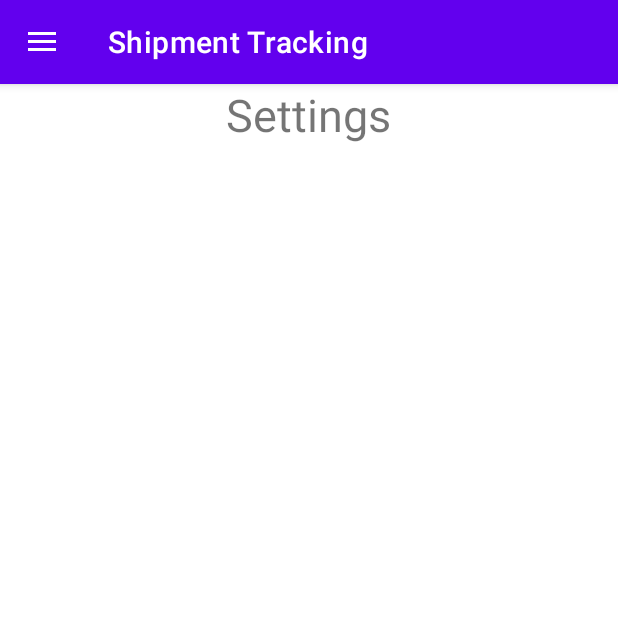
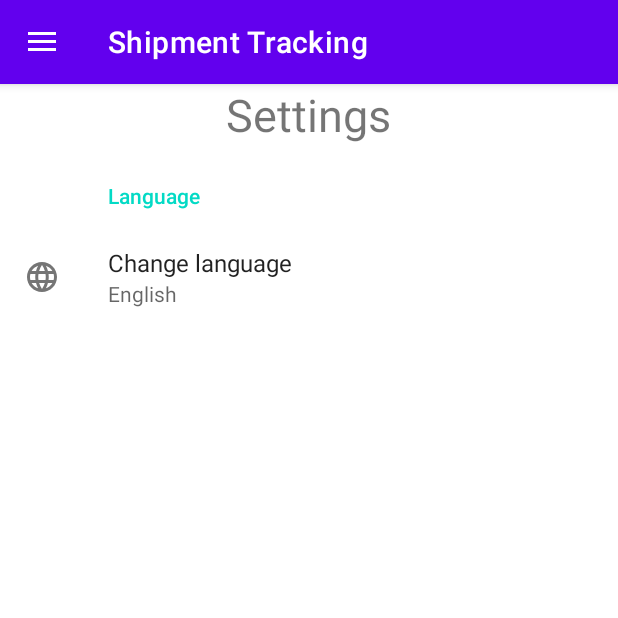
Before and after one commit to d-roduit/ShipmentTracking, an Android app: the screen it shows after launch (SettingsActivity), in the side drawer, after a tap on "Settings", on a phone screen of 412 x 824 dp, the top half of it. Run offline under Robolectric (Android 15) with nearby library versions, the phone set to English and light mode, and no system bars; our stand-ins replace androidx.preference.

Commit message:
Add translation feature with settings page

```diff
--- a/app/build.gradle
+++ b/app/build.gradle
@@ -35,10 +35,11 @@ android {
 }
 
 dependencies {
-    implementation 'androidx.activity:activity:1.2.0'
-    implementation 'androidx.fragment:fragment:1.3.0'
+    implementation 'androidx.activity:activity:1.2.1'
+    implementation 'androidx.fragment:fragment:1.3.1'
     implementation 'androidx.room:room-runtime:2.2.6'
     annotationProcessor 'androidx.room:room-compiler:2.2.6'
+    implementation 'androidx.preference:preference:1.1.1'
     implementation 'androidx.appcompat:appcompat:1.2.0'
     implementation 'com.google.android.material:material:1.3.0'
     implementation 'androidx.constraintlayout:constraintlayout:2.0.4'
--- a/app/src/main/java/ch/dc/shipment_tracking_app/AboutUsActivity.java
+++ b/app/src/main/java/ch/dc/shipment_tracking_app/AboutUsActivity.java
@@ -12,7 +12,7 @@ import android.view.MenuItem;
 
 import com.google.android.material.navigation.NavigationView;
 
-public class AboutUsActivity extends AppCompatActivity implements NavigationView.OnNavigationItemSelectedListener{
+public class AboutUsActivity extends BaseActivity implements NavigationView.OnNavigationItemSelectedListener{
 
     private DrawerLayout drawer;
 
--- /dev/null
+++ b/app/src/main/java/ch/dc/shipment_tracking_app/BaseActivity.java
@@ -0,0 +1,37 @@
+package ch.dc.shipment_tracking_app;
+
+import android.content.Context;
+import android.os.Bundle;
+
+import androidx.appcompat.app.AppCompatActivity;
+
+import ch.dc.shipment_tracking_app.internationalization.LocaleHelper;
+
+public abstract class BaseActivity extends AppCompatActivity {
+
+    private String initialLocale;
+
+    @Override
+    protected void onCreate(Bundle savedInstanceState) {
+        super.onCreate(savedInstanceState);
+        initialLocale = LocaleHelper.getLocaleFromSharedPreference(getBaseContext());
+    }
+
+
+    @Override
+    protected void attachBaseContext(Context baseContext) {
+        String locale = LocaleHelper.getLocaleFromSharedPreference(baseContext);
+        Context newContext = LocaleHelper.changeLocale(baseContext, locale);
+        super.attachBaseContext(newContext);
+    }
+
+    @Override
+    protected void onResume() {
+        super.onResume();
+        String localeFromSharedPreference = LocaleHelper.getLocaleFromSharedPreference(getBaseContext());
+
+        if (initialLocale != null && !initialLocale.equals(localeFromSharedPreference)) {
+            recreate();
+        }
+    }
+}
--- a/app/src/main/java/ch/dc/shipment_tracking_app/ClientMainActivity.java
+++ b/app/src/main/java/ch/dc/shipment_tracking_app/ClientMainActivity.java
@@ -5,7 +5,7 @@ import androidx.appcompat.app.AppCompatActivity;
 import android.os.Bundle;
 import android.view.View;
 
-public class ClientMainActivity extends AppCompatActivity {
+public class ClientMainActivity extends BaseActivity {
 
     @Override
     protected void onCreate(Bundle savedInstanceState) {
--- a/app/src/main/java/ch/dc/shipment_tracking_app/ClientSendPackageActivity.java
+++ b/app/src/main/java/ch/dc/shipment_tracking_app/ClientSendPackageActivity.java
@@ -24,7 +24,7 @@ import com.google.android.material.textfield.TextInputLayout;
 import ch.dc.shipment_tracking_app.location.LocationManageable;
 import ch.dc.shipment_tracking_app.location.LocationManager;
 
-public class ClientSendPackageActivity extends AppCompatActivity implements LocationManageable {
+public class ClientSendPackageActivity extends BaseActivity implements LocationManageable {
 
     // Constants
     private static final String REQUESTING_LOCATION_UPDATES_KEY = "REQUESTING_LOCATION_UPDATES_KEY";
--- a/app/src/main/java/ch/dc/shipment_tracking_app/MainActivity.java
+++ b/app/src/main/java/ch/dc/shipment_tracking_app/MainActivity.java
@@ -15,7 +15,7 @@ import androidx.drawerlayout.widget.DrawerLayout;
 
 import com.google.android.material.navigation.NavigationView;
 
-public class MainActivity extends AppCompatActivity implements NavigationView.OnNavigationItemSelectedListener {
+public class MainActivity extends BaseActivity implements NavigationView.OnNavigationItemSelectedListener {
 
     private DrawerLayout drawer;
 
--- /dev/null
+++ b/app/src/main/java/ch/dc/shipment_tracking_app/PreferenceFragment.java
@@ -0,0 +1,39 @@
+package ch.dc.shipment_tracking_app;
+
+import android.content.Context;
+import android.content.SharedPreferences;
+import android.os.Bundle;
+
+import androidx.preference.PreferenceFragmentCompat;
+
+import ch.dc.shipment_tracking_app.internationalization.LocaleHelper;
+
+public class PreferenceFragment extends PreferenceFragmentCompat implements SharedPreferences.OnSharedPreferenceChangeListener {
+
+    @Override
+    public void onCreatePreferences(Bundle savedInstanceState, String rootKey) {
+        setPreferencesFromResource(R.xml.activity_preference, rootKey);
+    }
+
+    @Override
+    public void onSharedPreferenceChanged(SharedPreferences sharedPreferences, String key) {
+        if (key.equals(getString(R.string.preference_language_key))) {
+            Context activityContext = getActivity().getBaseContext();
+            String localeFromSharedPreference = LocaleHelper.getLocaleFromSharedPreference(activityContext);
+            LocaleHelper.changeLocale(activityContext, localeFromSharedPreference);
+            getActivity().recreate(); // Necessary here because this Activity is currently running and thus a recreate() in onResume() would be too late
+        }
+    }
+
+    @Override
+    public void onResume() {
+        super.onResume();
+        getPreferenceScreen().getSharedPreferences().registerOnSharedPreferenceChangeListener(this);
+    }
+
+    @Override
+    public void onPause() {
+        super.onPause();
+        getPreferenceScreen().getSharedPreferences().unregisterOnSharedPreferenceChangeListener(this);
+    }
+}
--- a/app/src/main/java/ch/dc/shipment_tracking_app/SettingsActivity.java
+++ b/app/src/main/java/ch/dc/shipment_tracking_app/SettingsActivity.java
@@ -1,4 +1,7 @@
 package ch.dc.shipment_tracking_app;
+
+import android.os.Bundle;
+import android.view.MenuItem;
 
 import androidx.annotation.NonNull;
 import androidx.appcompat.app.ActionBarDrawerToggle;
@@ -7,12 +10,9 @@ import androidx.appcompat.widget.Toolbar;
 import androidx.core.view.GravityCompat;
 import androidx.drawerlayout.widget.DrawerLayout;
 
-import android.os.Bundle;
-import android.view.MenuItem;
-
 import com.google.android.material.navigation.NavigationView;
 
-public class SettingsActivity extends AppCompatActivity implements NavigationView.OnNavigationItemSelectedListener {
+public class SettingsActivity extends BaseActivity implements NavigationView.OnNavigationItemSelectedListener {
 
     private DrawerLayout drawer;
 
@@ -20,6 +20,11 @@ public class SettingsActivity extends AppCompatActivity implements NavigationVie
     protected void onCreate(Bundle savedInstanceState) {
         super.onCreate(savedInstanceState);
         setContentView(R.layout.activity_settings);
+
+        getSupportFragmentManager()
+                .beginTransaction()
+                .replace(R.id.preference_fragment_container, new PreferenceFragment())
+                .commit();
 
         //Make our toolbar as the action bar.
         Toolbar toolbar = findViewById(R.id.toolbar);
@@ -35,7 +40,6 @@ public class SettingsActivity extends AppCompatActivity implements NavigationVie
                 R.string.navigation_drawer_open, R.string.navigation_drawer_close);
         drawer.addDrawerListener(toggle);
         toggle.syncState();
-
     }
 
     @Override
--- /dev/null
+++ b/app/src/main/java/ch/dc/shipment_tracking_app/internationalization/LocaleHelper.java
@@ -0,0 +1,42 @@
+package ch.dc.shipment_tracking_app.internationalization;
+
+import android.content.Context;
+import android.content.ContextWrapper;
+import android.content.SharedPreferences;
+import android.content.res.Configuration;
+import android.content.res.Resources;
+import android.os.LocaleList;
+
+import androidx.preference.PreferenceManager;
+
+import java.util.Locale;
+
+import ch.dc.shipment_tracking_app.R;
+
+public class LocaleHelper {
+
+    public static ContextWrapper changeLocale(Context context, String languageCode) {
+        Resources resources = context.getResources();
+        Configuration config = resources.getConfiguration();
+        Context newContext = context;
+
+        if (!languageCode.equals("")) {
+            Locale locale = new Locale(languageCode);
+            LocaleList localeList = new LocaleList(locale);
+            Locale.setDefault(locale);
+            config.setLocale(locale);
+            config.setLocales(localeList);
+            config.setLayoutDirection(locale);
+            newContext = context.createConfigurationContext(config);
+        }
+
+        return new ContextWrapper(newContext);
+    }
+
+    public static String getLocaleFromSharedPreference(Context context) {
+        String languagePreferenceDefaultValue = context.getString(R.string.preference_language_english_value);
+        String languagePreferenceKey = context.getString(R.string.preference_language_key);
+        SharedPreferences sharedPreferences = PreferenceManager.getDefaultSharedPreferences(context);
+        return sharedPreferences.getString(languagePreferenceKey, languagePreferenceDefaultValue);
+    }
+}
--- /dev/null
+++ b/app/src/main/res/drawable/ic_language.xml
@@ -0,0 +1,5 @@
+<vector android:height="24dp" android:tint="#757575"
+    android:viewportHeight="24" android:viewportWidth="24"
+    android:width="24dp" xmlns:android="http://schemas.android.com/apk/res/android">
+    <path android:fillColor="@android:color/white" android:pathData="M11.99,2C6.47,2 2,6.48 2,12s4.47,10 9.99,10C17.52,22 22,17.52 22,12S17.52,2 11.99,2zM18.92,8h-2.95c-0.32,-1.25 -0.78,-2.45 -1.38,-3.56 1.84,0.63 3.37,1.91 4.33,3.56zM12,4.04c0.83,1.2 1.48,2.53 1.91,3.96h-3.82c0.43,-1.43 1.08,-2.76 1.91,-3.96zM4.26,14C4.1,13.36 4,12.69 4,12s0.1,-1.36 0.26,-2h3.38c-0.08,0.66 -0.14,1.32 -0.14,2 0,0.68 0.06,1.34 0.14,2L4.26,14zM5.08,16h2.95c0.32,1.25 0.78,2.45 1.38,3.56 -1.84,-0.63 -3.37,-1.9 -4.33,-3.56zM8.03,8L5.08,8c0.96,-1.66 2.49,-2.93 4.33,-3.56C8.81,5.55 8.35,6.75 8.03,8zM12,19.96c-0.83,-1.2 -1.48,-2.53 -1.91,-3.96h3.82c-0.43,1.43 -1.08,2.76 -1.91,3.96zM14.34,14L9.66,14c-0.09,-0.66 -0.16,-1.32 -0.16,-2 0,-0.68 0.07,-1.35 0.16,-2h4.68c0.09,0.65 0.16,1.32 0.16,2 0,0.68 -0.07,1.34 -0.16,2zM14.59,19.56c0.6,-1.11 1.06,-2.31 1.38,-3.56h2.95c-0.96,1.65 -2.49,2.93 -4.33,3.56zM16.36,14c0.08,-0.66 0.14,-1.32 0.14,-2 0,-0.68 -0.06,-1.34 -0.14,-2h3.38c0.16,0.64 0.26,1.31 0.26,2s-0.1,1.36 -0.26,2h-3.38z"/>
+</vector>
--- a/app/src/main/res/layout/activity_settings.xml
+++ b/app/src/main/res/layout/activity_settings.xml
@@ -21,6 +21,13 @@
             android:layout_gravity="center"
             android:text="@string/settings"
             android:textSize="30sp" />
+
+        <LinearLayout
+            android:id="@+id/preference_fragment_container"
+            android:layout_width="wrap_content"
+            android:layout_height="wrap_content"
+            android:orientation="vertical" />
+
     </LinearLayout>
 
     <include
--- a/app/src/main/res/menu/drawer_menu.xml
+++ b/app/src/main/res/menu/drawer_menu.xml
@@ -8,7 +8,7 @@
             android:icon="@drawable/ic_home"
             android:title="@string/home" />
         <item android:id="@+id/nav_settings"
-            android:icon="@drawable/ic_settings"
+            android:icon="@drawable/ic_preference"
             android:title="@string/settings" />
         <item android:id="@+id/nav_about_us"
             android:icon="@drawable/ic_about_us"
--- /dev/null
+++ b/app/src/main/res/values/preferences.xml
@@ -0,0 +1,18 @@
+<?xml version="1.0" encoding="utf-8"?>
+<resources>
+    <string name="preference_language_key" translatable="false">language</string>
+    <string name="preference_language_english" translatable="false">English</string>
+    <string name="preference_language_french" translatable="false">Français</string>
+    <string name="preference_language_english_value" translatable="false">en</string>
+    <string name="preference_language_french_value" translatable="false">fr</string>
+
+    <string-array name="language_entries">
+        <item>@string/preference_language_english</item>
+        <item>@string/preference_language_french</item>
+    </string-array>
+
+    <string-array name="language_entry_values">
+        <item>@string/preference_language_english_value</item>
+        <item>@string/preference_language_french_value</item>
+    </string-array>
+</resources>
--- a/app/src/main/res/values/strings.xml
+++ b/app/src/main/res/values/strings.xml
@@ -30,4 +30,6 @@
         <item>A</item>
         <item>B</item>
     </string-array>
+    <string name="preference_language_category_title">Language</string>
+    <string name="preference_language_dropdown_title">Change language</string>
 </resources>
--- /dev/null
+++ b/app/src/main/res/xml/activity_preference.xml
@@ -0,0 +1,19 @@
+<?xml version="1.0" encoding="utf-8"?>
+<PreferenceScreen xmlns:app="http://schemas.android.com/apk/res-auto">
+
+    <PreferenceCategory
+        app:key="language_category"
+        app:title="@string/preference_language_category_title">
+
+        <ListPreference
+            app:key="@string/preference_language_key"
+            app:title="@string/preference_language_dropdown_title"
+            app:useSimpleSummaryProvider="true"
+            app:entries="@array/language_entries"
+            app:entryValues="@array/language_entry_values"
+            app:defaultValue="@string/preference_language_english_value"
+            app:icon="@drawable/ic_language"/>
+
+    </PreferenceCategory>
+
+</PreferenceScreen>
```
Also changed, not shown: app/src/main/res/drawable/ic_preference.xml (renamed from app/src/main/res/drawable/ic_settings.xml), 1 other file.
